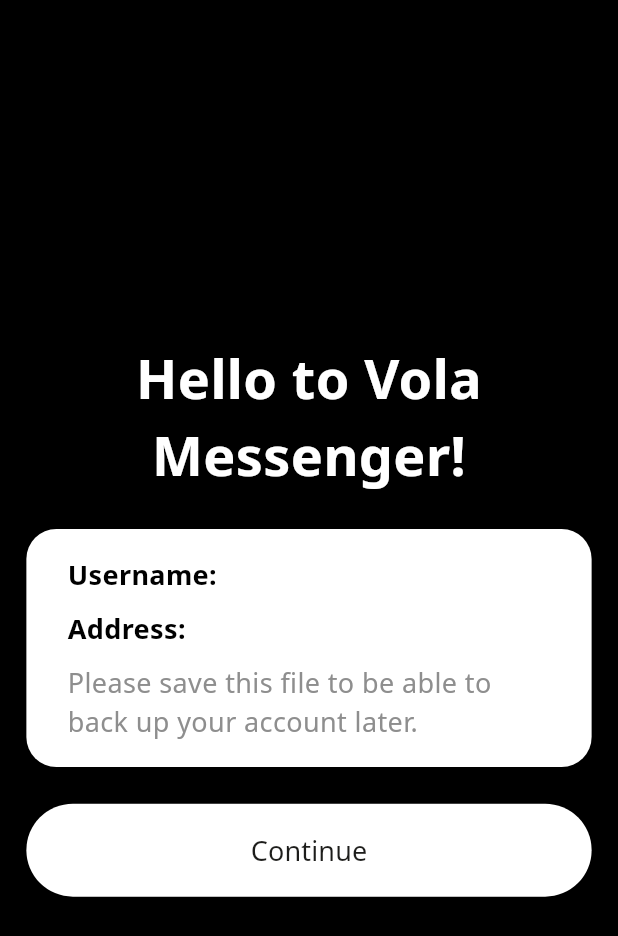
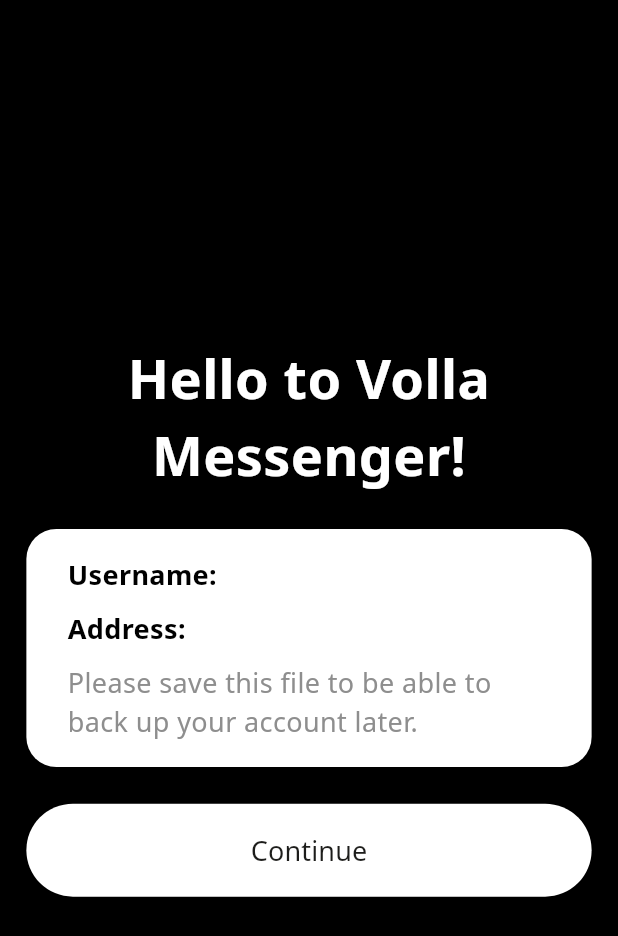
Before and after one commit to HelloVolla/VollaCell, a Flutter app: the SaveBackupScreen screen opened directly with empty values, on a phone screen of 412 x 824 dp. Shown: the top 936 px of the screen. Run offline on Flutter 3.47's test engine with Material 3 defaults, Android fonts, the phone set to English and light mode, and no system bars; our stand-ins replace bloc, file_picker, flutter_bloc, flutter_screenutil, flutter_svg, objectbox and 3 more; accounts and stored records are empty; generated files the repository leaves out were written again.

Commit message:
volla-cell: Correct Typo * Vola -> Volla
Change-Id: Ibcc2b87c8c98d91e7937dd8a95fc00c273c49783
Signed-off-by: techyminati <sinha.aryan03@gmail.com>

```diff
--- a/lib/l10n/intl_en.arb
+++ b/lib/l10n/intl_en.arb
@@ -28,7 +28,7 @@
   "labelCantFindAnyUsersNearby": "Can't find any users nearby",
   "labelSend": "Send",
   "pickFile": "Pick File",
-  "volaMessenger": "Vola Messenger",
+  "vollaMessenger": "Volla Messenger",
   "securedBy": "Secured By",
   "enterUserName": "Enter your username",
   "user": "User",
--- a/lib/src/sign_up/save_backup_screen.dart
+++ b/lib/src/sign_up/save_backup_screen.dart
@@ -23,7 +23,7 @@ class SaveBackupScreen extends StatelessWidget {
             mainAxisAlignment: MainAxisAlignment.center,
             children: [
               Text(
-                '${S.of(context).labelHelloTo} ${S.of(context).volaMessenger}!',
+                '${S.of(context).labelHelloTo} ${S.of(context).vollaMessenger}!',
                 textAlign: TextAlign.center,
                 style: TextStyles.text36Bold.copyWith(color: Colors.white),
               ),
--- a/lib/src/welcome_screen.dart
+++ b/lib/src/welcome_screen.dart
@@ -88,7 +88,7 @@ class _WelcomeScreenState extends State<WelcomeScreen> {
                 bottom: MediaQuery.of(context).size.height * 0.08,
               ),
               child: Text(
-                S.of(context).volaMessenger,
+                S.of(context).vollaMessenger,
                 textAlign: TextAlign.center,
                 style: TextStyles.text20Bold.copyWith(color: AppColors.white),
               ),
```
Also changed, not shown: lib/generated/intl/messages_en.dart, lib/generated/l10n.dart.
